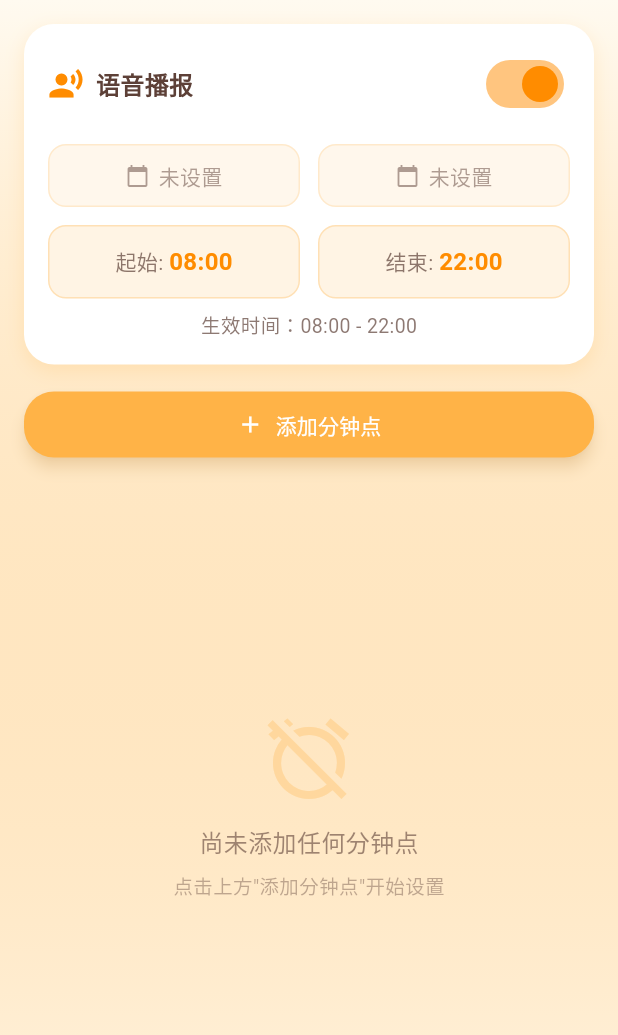
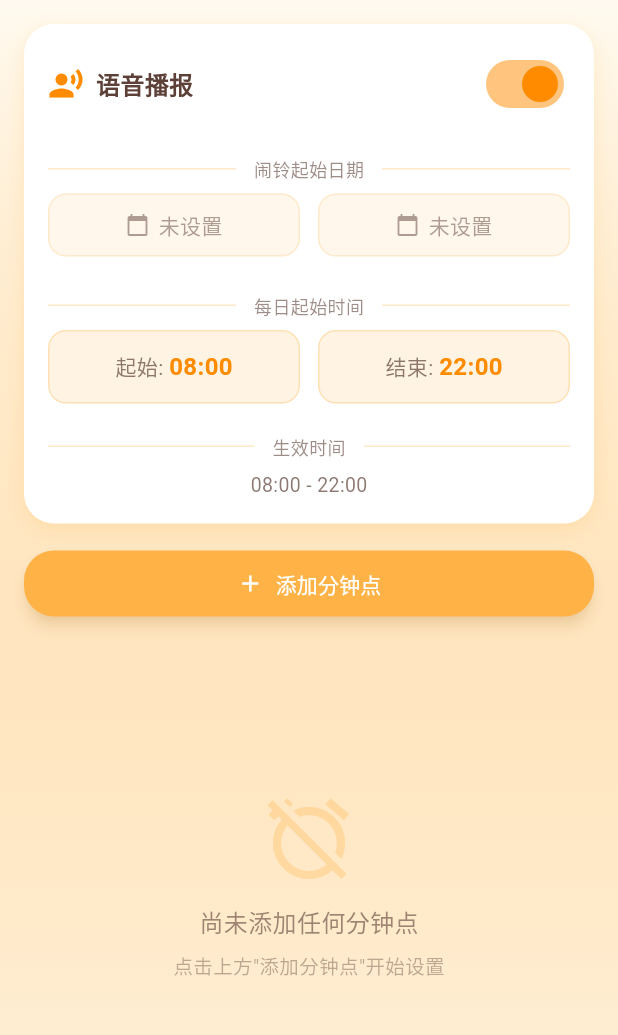
Before and after one commit to yyuc/billyalarm, a Flutter app: the screen it shows after launch, on a phone screen of 412 x 824 dp, the part 84-1119 px from its top. Run offline on Flutter 3.47's test engine with Material 3 defaults, Android fonts, the phone set to English and light mode, and no system bars; our stand-ins replace flutter_local_notifications, flutter_tts, shared_preferences, timezone.

Commit message:
update code

```diff
--- a/lib/main.dart
+++ b/lib/main.dart
@@ -814,6 +814,35 @@ class _HomePageState extends State<HomePage> {
                     ),
                   ]),
                   const SizedBox(height: 16),
+                  Container(
+                    padding: const EdgeInsets.symmetric(vertical: 8),
+                    child: Row(
+                      children: [
+                        Expanded(
+                          child: Container(
+                            height: 1,
+                            color: MyApp.primaryColor.withOpacity(0.3),
+                          ),
+                        ),
+                        Padding(
+                          padding: const EdgeInsets.symmetric(horizontal: 12),
+                          child: Text(
+                            '闹铃起始日期',
+                            style: TextStyle(
+                              color: MyApp.textColor.withOpacity(0.6),
+                              fontSize: 12,
+                            ),
+                          ),
+                        ),
+                        Expanded(
+                          child: Container(
+                            height: 1,
+                            color: MyApp.primaryColor.withOpacity(0.3),
+                          ),
+                        ),
+                      ],
+                    ),
+                  ),
                   Row(children: [
                     Expanded(
                       child: _buildDateButton(
@@ -831,7 +860,36 @@ class _HomePageState extends State<HomePage> {
                       ),
                     ),
                   ]),
-                  const SizedBox(height: 12),
+                  const SizedBox(height: 16),
+                  Container(
+                    padding: const EdgeInsets.symmetric(vertical: 8),
+                    child: Row(
+                      children: [
+                        Expanded(
+                          child: Container(
+                            height: 1,
+                            color: MyApp.primaryColor.withOpacity(0.3),
+                          ),
+                        ),
+                        Padding(
+                          padding: const EdgeInsets.symmetric(horizontal: 12),
+                          child: Text(
+                            '每日起始时间',
+                            style: TextStyle(
+                              color: MyApp.textColor.withOpacity(0.6),
+                              fontSize: 12,
+                            ),
+                          ),
+                        ),
+                        Expanded(
+                          child: Container(
+                            height: 1,
+                            color: MyApp.primaryColor.withOpacity(0.3),
+                          ),
+                        ),
+                      ],
+                    ),
+                  ),
                   Row(children: [
                     Expanded(
                       child: _buildTimeButton(
@@ -849,9 +907,38 @@ class _HomePageState extends State<HomePage> {
                       ),
                     ),
                   ]),
-                  const SizedBox(height: 8),
+                  const SizedBox(height: 12),
+                  Container(
+                    padding: const EdgeInsets.symmetric(vertical: 8),
+                    child: Row(
+                      children: [
+                        Expanded(
+                          child: Container(
+                            height: 1,
+                            color: MyApp.primaryColor.withOpacity(0.3),
+                          ),
+                        ),
+                        Padding(
+                          padding: const EdgeInsets.symmetric(horizontal: 12),
+                          child: Text(
+                            '生效时间',
+                            style: TextStyle(
+                              color: MyApp.textColor.withOpacity(0.6),
+                              fontSize: 12,
+                            ),
+                          ),
+                        ),
+                        Expanded(
+                          child: Container(
+                            height: 1,
+                            color: MyApp.primaryColor.withOpacity(0.3),
+                          ),
+                        ),
+                      ],
+                    ),
+                  ),
                   Text(
-                    '生效时间：${_getDateRangeText()}$rangeLabel',
+                    '${_getDateRangeText()}$rangeLabel',
                     style: TextStyle(
                       color: MyApp.textColor.withOpacity(0.7),
                       fontSize: 13,
```
